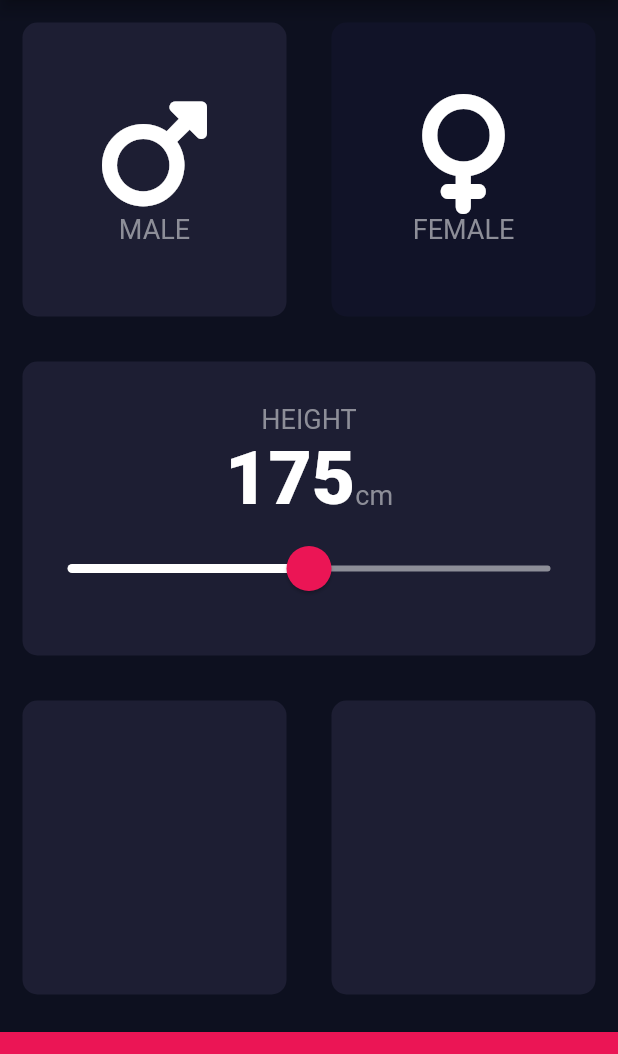
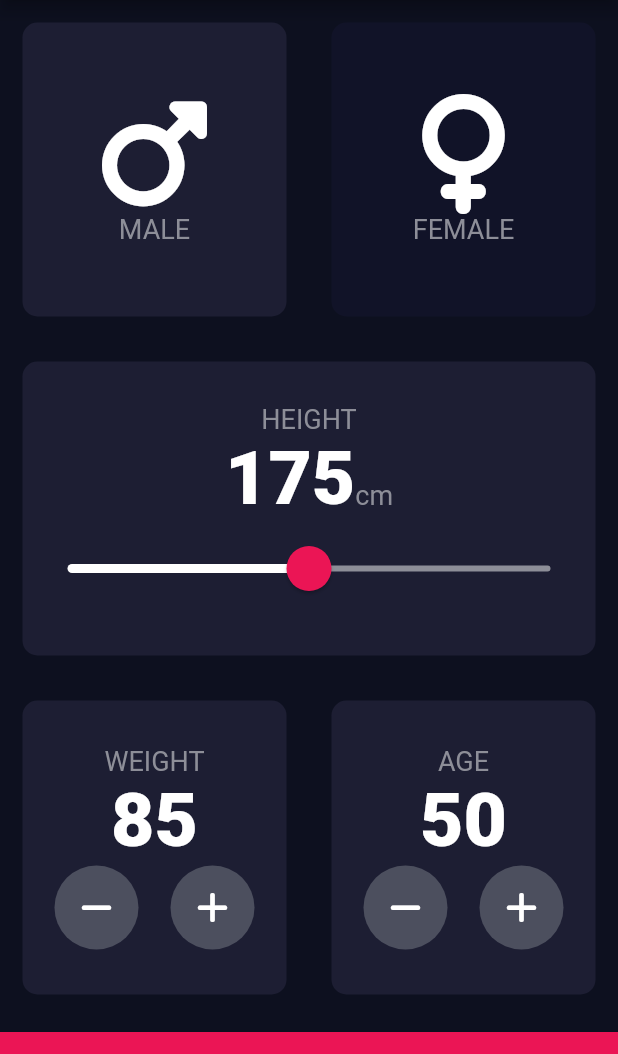
Before and after one commit to ArturAssisComp/bmi-calculator, a Flutter app: the screen it shows after launch, on a phone screen of 412 x 824 dp, the part 84-1138 px from its top. Run offline on Flutter 3.47's test engine with Material 2 defaults, Android fonts, the phone set to English and light mode, and no system bars; our stand-ins replace font_awesome_flutter.

Commit message:
Add Weight and Age buttons

```diff
--- a/lib/constants.dart
+++ b/lib/constants.dart
@@ -8,10 +8,13 @@ const Color kSliderInactiveColor = Color(0xFF8D8E98);
 const Color kSliderActiveTrackColor = Colors.white;
 const Color kSliderThumbColor = Color(0xFFEB1555);
 const Color kSliderOverlayColor = Color(0x29EB1555);
+const Color kDefaultRoundIconButtonColor = Color(0xFF4C4F5E);
 
 const double kBottomContainerHeight = 80.0;
 
 const int kMinHeight = 100, kMaxHeight = 250;
+const int kMinWeight = 20, kMaxWeight = 150;
+const int kMinAge = 0, kMaxAge = 100;
 
 const TextStyle kTextDefaultStyle = TextStyle(
   fontSize: 18,
--- /dev/null
+++ b/lib/custom_widgets/round_icon_button.dart
@@ -0,0 +1,25 @@
+import 'package:flutter/material.dart';
+import 'package:bmi_calculator/constants.dart';
+
+class RoundIconButton extends StatelessWidget {
+  const RoundIconButton({Key? key, required this.icon, this.onPressed})
+      : super(key: key);
+
+  final void Function()? onPressed;
+  final IconData icon;
+
+  @override
+  Widget build(BuildContext context) {
+    return RawMaterialButton(
+      onPressed: onPressed,
+      elevation: 0,
+      shape: const CircleBorder(),
+      fillColor: kDefaultRoundIconButtonColor,
+      constraints: const BoxConstraints.tightFor(
+        width: 56,
+        height: 56,
+      ),
+      child: Icon(icon),
+    );
+  }
+}
--- a/lib/input_page.dart
+++ b/lib/input_page.dart
@@ -3,6 +3,7 @@ import 'package:font_awesome_flutter/font_awesome_flutter.dart';
 import 'package:bmi_calculator/custom_widgets/icon_with_description.dart';
 import 'package:bmi_calculator/custom_widgets/custom_card.dart';
 import 'package:bmi_calculator/constants.dart';
+import 'package:bmi_calculator/custom_widgets/round_icon_button.dart';
 
 //Enums:
 enum Gender {
@@ -24,6 +25,8 @@ class InputPage extends StatefulWidget {
 class _InputPageState extends State<InputPage> {
   Gender _selectedGender = Gender.male;
   int _height = ((kMinHeight + kMaxHeight) / 2).round();
+  int _weight = ((kMinWeight + kMaxWeight) / 2).round();
+  int _age = ((kMinAge + kMaxAge) / 2).round();
 
   void Function() generateGenderSelectionFunction(Gender selectedGender) {
     return () {
@@ -113,15 +116,91 @@ class _InputPageState extends State<InputPage> {
           ),
           Expanded(
             child: Row(
-              children: const [
+              children: [
                 Expanded(
                   child: CustomCard(
                     color: kDefaultCardColor,
+                    child: Column(
+                      mainAxisAlignment: MainAxisAlignment.center,
+                      children: [
+                        const Text(
+                          'WEIGHT',
+                          style: kTextDefaultStyle,
+                        ),
+                        Text(
+                          _weight.toString(),
+                          style: kNumberDefaultStyle,
+                        ),
+                        Row(
+                          mainAxisAlignment: MainAxisAlignment.spaceEvenly,
+                          children: [
+                            RoundIconButton(
+                              icon: FontAwesomeIcons.minus,
+                              onPressed: () {
+                                setState(() {
+                                  if (_weight > kMinWeight) {
+                                    _weight--;
+                                  }
+                                });
+                              },
+                            ),
+                            RoundIconButton(
+                              icon: FontAwesomeIcons.plus,
+                              onPressed: () {
+                                setState(() {
+                                  if (_weight < kMaxWeight) {
+                                    _weight++;
+                                  }
+                                });
+                              },
+                            ),
+                          ],
+                        ),
+                      ],
+                    ),
                   ),
                 ),
                 Expanded(
                   child: CustomCard(
                     color: kDefaultCardColor,
+                    child: Column(
+                      mainAxisAlignment: MainAxisAlignment.center,
+                      children: [
+                        const Text(
+                          'AGE',
+                          style: kTextDefaultStyle,
+                        ),
+                        Text(
+                          _age.toString(),
+                          style: kNumberDefaultStyle,
+                        ),
+                        Row(
+                          mainAxisAlignment: MainAxisAlignment.spaceEvenly,
+                          children: [
+                            RoundIconButton(
+                              icon: FontAwesomeIcons.minus,
+                              onPressed: () {
+                                setState(() {
+                                  if (_age > kMinAge) {
+                                    _age--;
+                                  }
+                                });
+                              },
+                            ),
+                            RoundIconButton(
+                              icon: FontAwesomeIcons.plus,
+                              onPressed: () {
+                                setState(() {
+                                  if (_age < kMaxAge) {
+                                    _age++;
+                                  }
+                                });
+                              },
+                            ),
+                          ],
+                        ),
+                      ],
+                    ),
                   ),
                 ),
               ],
```
